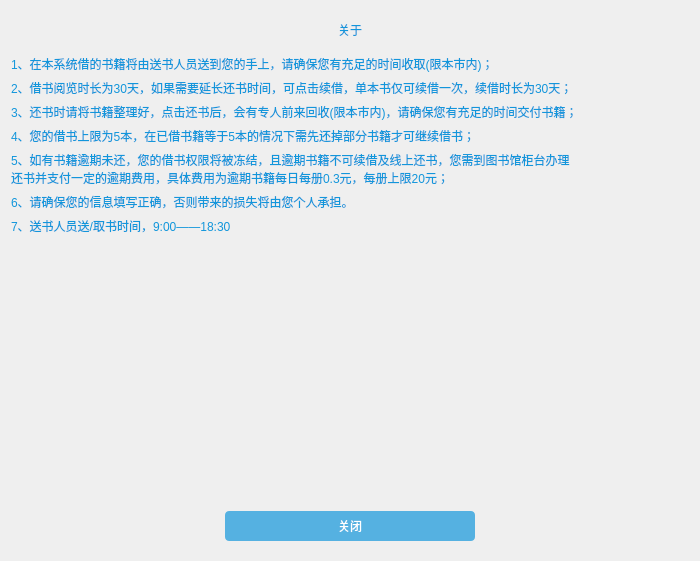
First picture: the form in LibraryManager/about.ui, repository xuanlog/LibraryManager, before the edit.
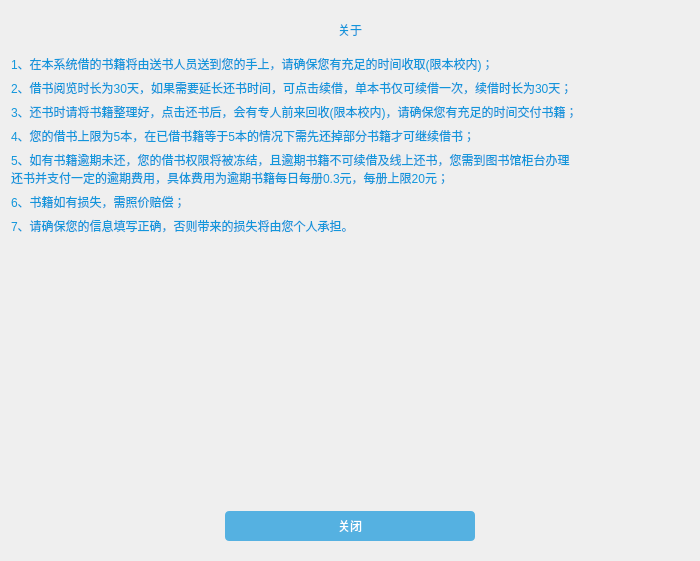
Second picture: the form after the edit.

Commit message: 修改文案

```diff
--- a/LibraryManager/about.ui
+++ b/LibraryManager/about.ui
@@ -90,7 +90,7 @@
    <item>
     <widget class="QLabel" name="label_2">
      <property name="text">
-      <string>1、在本系统借的书籍将由送书人员送到您的手上，请确保您有充足的时间收取(限本市内)；</string>
+      <string>1、在本系统借的书籍将由送书人员送到您的手上，请确保您有充足的时间收取(限本校内)；</string>
      </property>
     </widget>
    </item>
@@ -104,7 +104,7 @@
    <item>
     <widget class="QLabel" name="label_4">
      <property name="text">
-      <string>3、还书时请将书籍整理好，点击还书后，会有专人前来回收(限本市内)，请确保您有充足的时间交付书籍；</string>
+      <string>3、还书时请将书籍整理好，点击还书后，会有专人前来回收(限本校内)，请确保您有充足的时间交付书籍；</string>
      </property>
     </widget>
    </item>
@@ -123,17 +123,17 @@
      </property>
     </widget>
    </item>
-   <item>
-    <widget class="QLabel" name="label_7">
-     <property name="text">
-      <string>6、请确保您的信息填写正确，否则带来的损失将由您个人承担。</string>
-     </property>
-    </widget>
-   </item>
    <item>
     <widget class="QLabel" name="label_8">
      <property name="text">
-      <string>7、送书人员送/取书时间，9:00——18:30</string>
+      <string>6、书籍如有损失，需照价赔偿；</string>
+     </property>
+    </widget>
+   </item>
+   <item>
+    <widget class="QLabel" name="label_7">
+     <property name="text">
+      <string>7、请确保您的信息填写正确，否则带来的损失将由您个人承担。</string>
      </property>
     </widget>
    </item>
```
The commit also changes 1 other file.
